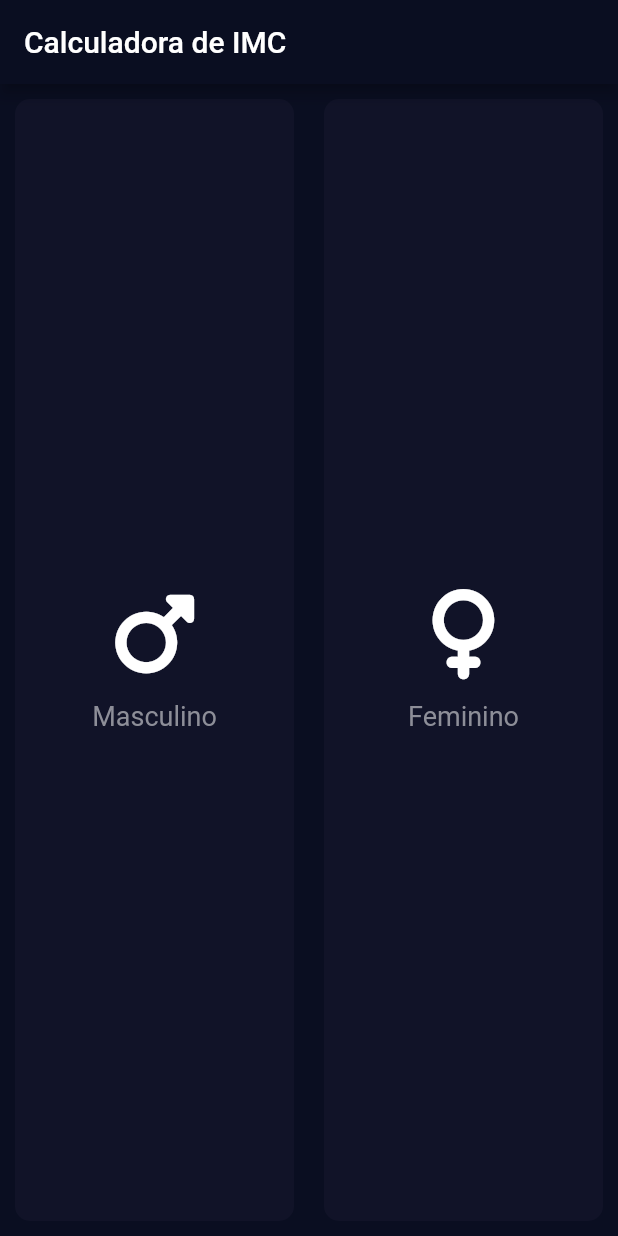
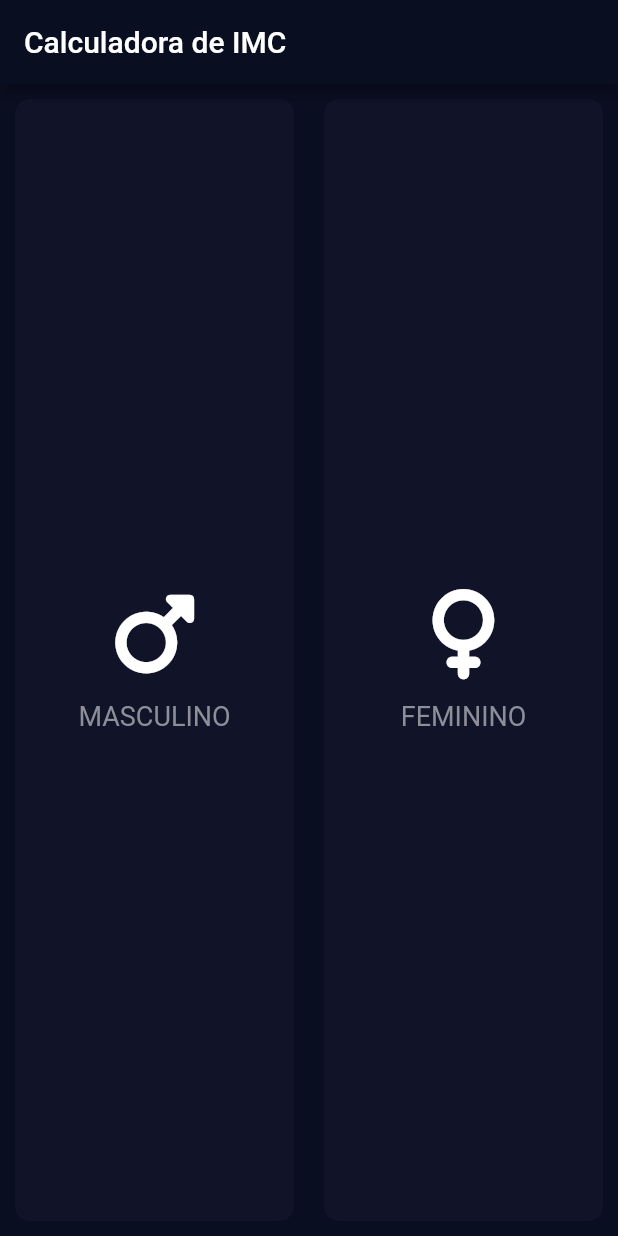
Before and after one commit to ReinanS/BMI_Calculator, a Flutter app: the screen it shows after launch, on a phone screen of 412 x 824 dp. Run offline on Flutter 3.47's test engine with Material 2 defaults, Android fonts, the phone set to English and light mode, and no system bars; our stand-ins replace font_awesome_flutter.

Commit message:
style: muda textos de minusculos para maiusculos

```diff
--- a/lib/pages/home_page.dart
+++ b/lib/pages/home_page.dart
@@ -41,7 +41,7 @@ class _HomePageState extends State<HomePage> {
                         : kInActiveCardColor,
                     cardChild: IconContent(
                       icon: FontAwesomeIcons.mars,
-                      label: 'Masculino',
+                      label: 'MASCULINO',
                     ),
                   ),
                 ),
@@ -57,7 +57,7 @@ class _HomePageState extends State<HomePage> {
                         : kInActiveCardColor,
                     cardChild: IconContent(
                       icon: FontAwesomeIcons.venus,
-                      label: 'Feminino',
+                      label: 'FEMININO',
                     ),
                   ),
                 ),
```
